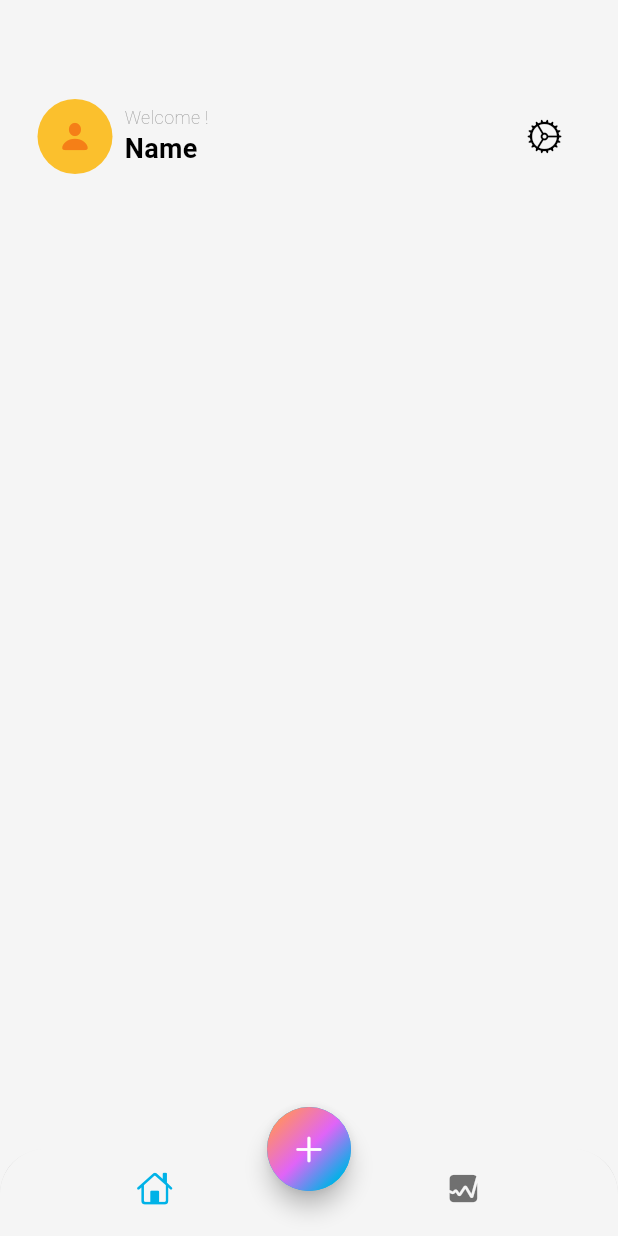
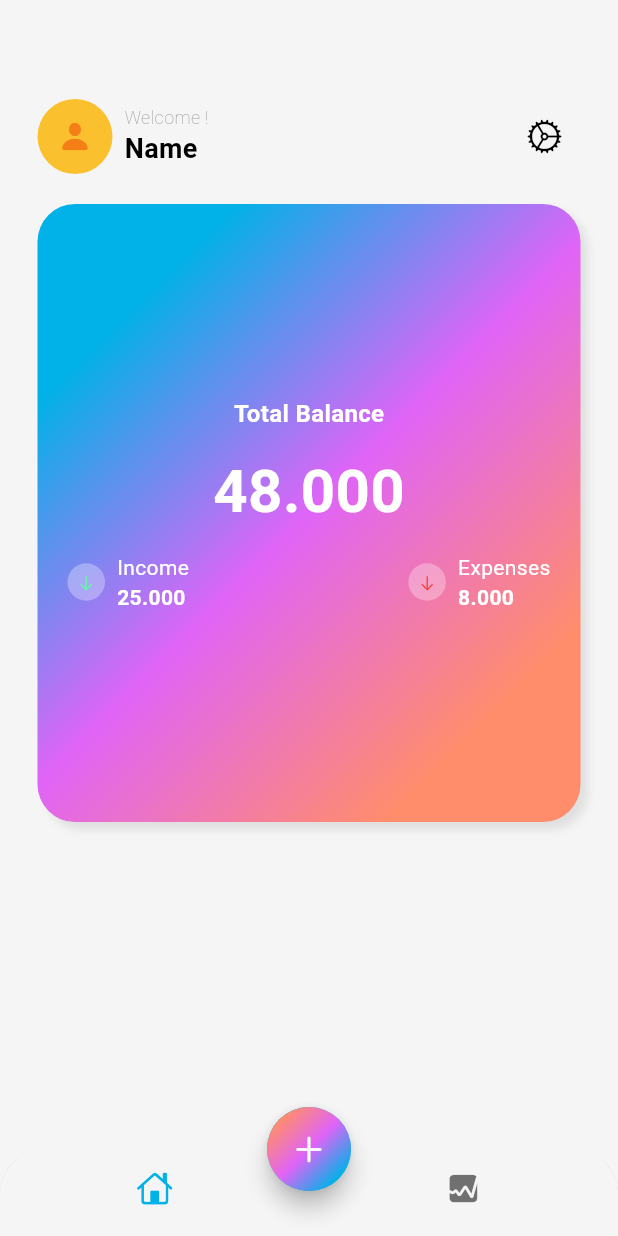
Before and after one commit to sachinsebastian1212/flutter_expense_tracker_romain_girou, a Flutter app: the screen it shows after launch, on a phone screen of 412 x 824 dp. Run offline on Flutter 3.47's test engine with Material 3 defaults, Android fonts, the light colour scheme and no system bars.

Commit message:
income , expense box ui

```diff
--- a/lib/screens/home/views/main_screen.dart
+++ b/lib/screens/home/views/main_screen.dart
@@ -1,3 +1,5 @@
+import 'dart:math';
+
 import 'package:flutter/cupertino.dart';
 import 'package:flutter/material.dart';
 
@@ -22,10 +24,7 @@ class MainScreen extends StatelessWidget {
                     decoration: BoxDecoration(
                         shape: BoxShape.circle, color: Colors.yellow[700]),
                   ),
-                  Icon(
-                    CupertinoIcons.person_fill,
-                    color: Colors.yellow[900]
-                  )
+                  Icon(CupertinoIcons.person_fill, color: Colors.yellow[900])
                 ],
               ),
               const SizedBox(width: 8),
@@ -47,13 +46,134 @@ class MainScreen extends StatelessWidget {
                         color: Theme.of(context).colorScheme.onSurface),
                   ),
                 ],
+              ),
+              const Spacer(),
+              IconButton(
+                onPressed: () {},
+                icon: const Icon(CupertinoIcons.settings),
               )
-            ,
-            const Spacer(),
-            IconButton(onPressed: (){}, icon: Icon(CupertinoIcons.settings),
-
-            )
             ],
+          ),
+          const SizedBox(height: 20),
+          Container(
+            width: MediaQuery.of(context).size.width,
+            height: MediaQuery.of(context).size.height / 2,
+            decoration: BoxDecoration(
+                gradient: LinearGradient(colors: [
+                  Theme.of(context).colorScheme.primary,
+                  Theme.of(context).colorScheme.secondary,
+                  Theme.of(context).colorScheme.tertiary
+                ], transform: const GradientRotation(pi / 4)),
+                borderRadius: BorderRadius.circular(25),
+                boxShadow: [
+                  BoxShadow(
+                      blurRadius: 4,
+                      color: Colors.grey.shade300,
+                      offset: const Offset(5, 5)),
+                ]),
+            child: Column(
+              mainAxisAlignment: MainAxisAlignment.center,
+              children: [
+                const Text(
+                  'Total Balance',
+                  style: TextStyle(
+                      fontSize: 16,
+                      fontWeight: FontWeight.w600,
+                      color: Colors.white),
+                ),
+                const SizedBox(height: 12),
+                const Text(
+                  '48.000',
+                  style: TextStyle(
+                      fontSize: 40,
+                      fontWeight: FontWeight.bold,
+                      color: Colors.white),
+                ),
+                Padding(
+                  padding: const EdgeInsets.symmetric(
+                      vertical: 12, horizontal: 20.0),
+                  child: Row(
+                    mainAxisAlignment: MainAxisAlignment.spaceBetween,
+                    children: [
+                      Row(
+                        children: [
+                          Container(
+                            width: 25,
+                            height: 25,
+                            decoration: const BoxDecoration(
+                                color: Colors.white30, shape: BoxShape.circle),
+                            child: const Center(
+                              child: Icon(
+                                CupertinoIcons.arrow_down,
+                                size: 12,
+                                color: Colors.greenAccent,
+                              ),
+                            ),
+                          ),
+                          const SizedBox(width: 8),
+                          const Column(
+                            crossAxisAlignment: CrossAxisAlignment.start,
+                            children: [
+                              Text(
+                                'Income',
+                                style: TextStyle(
+                                    fontSize: 14,
+                                    fontWeight: FontWeight.w400,
+                                    color: Colors.white),
+                              ),
+                              Text(
+                                '25.000',
+                                style: TextStyle(
+                                    fontSize: 14,
+                                    fontWeight: FontWeight.w600,
+                                    color: Colors.white),
+                              ),
+                            ],
+                          )
+                        ],
+                      ),
+                      Row(
+                        children: [
+                          Container(
+                            width: 25,
+                            height: 25,
+                            decoration: const BoxDecoration(
+                                color: Colors.white30, shape: BoxShape.circle),
+                            child: const Center(
+                              child: Icon(
+                                CupertinoIcons.arrow_down,
+                                size: 12,
+                                color: Colors.red,
+                              ),
+                            ),
+                          ),
+                          const SizedBox(width: 8),
+                          const Column(
+                            crossAxisAlignment: CrossAxisAlignment.start,
+                            children: [
+                              Text(
+                                'Expenses',
+                                style: TextStyle(
+                                    fontSize: 14,
+                                    fontWeight: FontWeight.w400,
+                                    color: Colors.white),
+                              ),
+                              Text(
+                                '8.000',
+                                style: TextStyle(
+                                    fontSize: 14,
+                                    fontWeight: FontWeight.w600,
+                                    color: Colors.white),
+                              ),
+                            ],
+                          )
+                        ],
+                      )
+                    ],
+                  ),
+                )
+              ],
+            ),
           )
         ],
       ),
```
